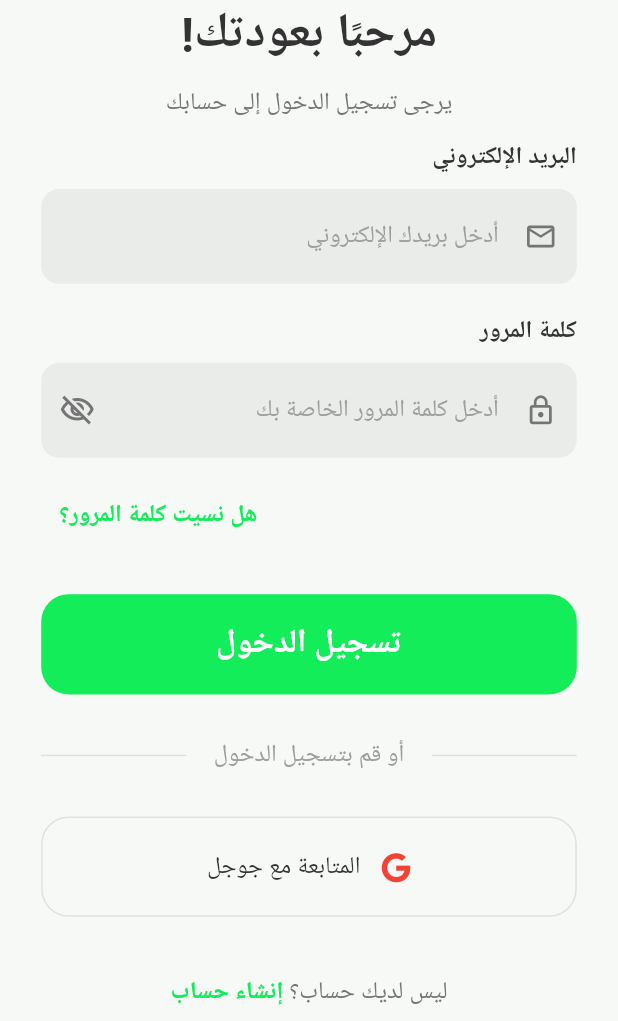
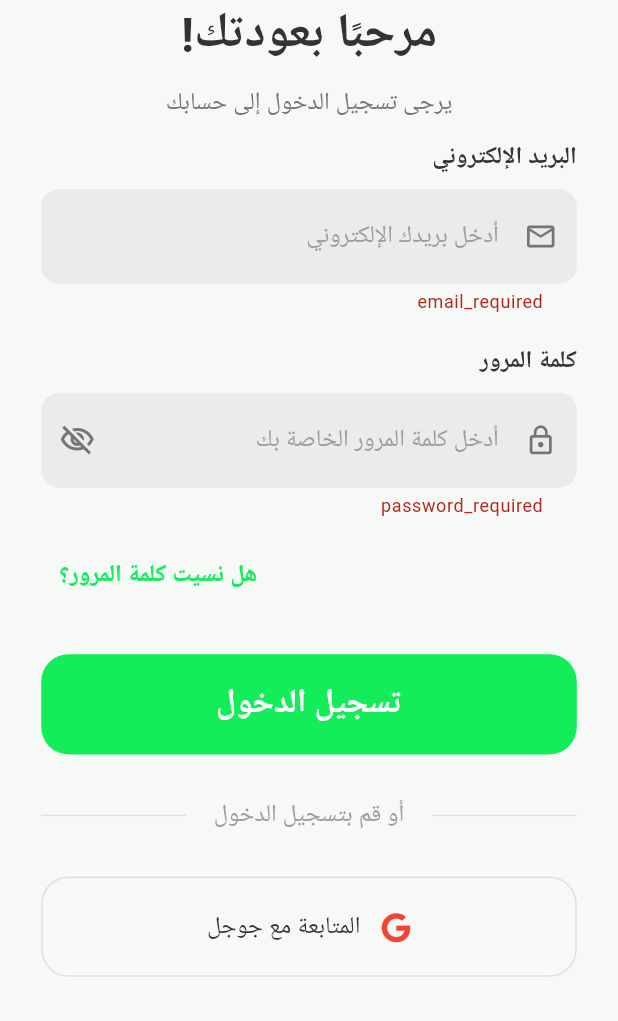
Before and after one commit to Ahmed4r/flosy, a Flutter app: the screen it shows after launch, after a tap on "تسجيل الدخول", on a phone screen of 412 x 824 dp, the part 215-1236 px from its top. Run offline on Flutter 3.47's test engine with Material 3 defaults, Android fonts, the phone set to English and light mode, and no system bars; our stand-ins replace bloc, easy_localization, firebase_auth, firebase_core, flutter_bloc, flutter_screenutil and 2 more; accounts and stored records are empty; Roboto replaces fonts that are missing (Cairo).

Commit message:
feat: Add validation for email and password fields in login screen

```diff
--- a/lib/features/auth/screens/login_screen.dart
+++ b/lib/features/auth/screens/login_screen.dart
@@ -71,6 +71,17 @@ class _LoginScreenState extends State<LoginScreen> {
                       hint: 'enter_your_email'.tr(),
                       prefixIcon: Icons.email_outlined,
                       keyboardType: TextInputType.emailAddress,
+                      validator: (value) {
+                        if (value == null || value.isEmpty) {
+                          return 'email_required'.tr();
+                        }
+                        if (!RegExp(
+                          r'^[\w-\.]+@([\w-]+\.)+[\w-]{2,4}$',
+                        ).hasMatch(value)) {
+                          return 'invalid_email'.tr();
+                        }
+                        return null;
+                      },
                     ),
                     SizedBox(height: 16.h),
 
@@ -84,6 +95,15 @@ class _LoginScreenState extends State<LoginScreen> {
                       obscured: obscured,
                       onToggleVisibility: () {
                         setState(() => obscured = !obscured);
+                      },
+                      validator: (value) {
+                        if (value == null || value.isEmpty) {
+                          return 'password_required'.tr();
+                        }
+                        if (value.length < 8) {
+                          return 'password_min_length'.tr();
+                        }
+                        return null;
                       },
                     ),
                     SizedBox(height: 12.h),
@@ -117,13 +137,44 @@ class _LoginScreenState extends State<LoginScreen> {
                     ),
                     SizedBox(height: 24.h),
 
-                    // Login Button
-                    _buildPrimaryButton(
-                      text: 'login'.tr(),
-                      isLoading: isLoading,
-                      onPressed: () {
-                        // Handle login
+                    // Login Button with BlocListener and BlocBuilder
+                    BlocListener<AuthCubitCubit, AuthCubitState>(
+                      listener: (context, state) {
+                        if (state is AuthCubitSuccess) {
+                          ScaffoldMessenger.of(context).showSnackBar(
+                            SnackBar(
+                              content: Text('login_success'.tr()),
+                              backgroundColor: Colors.green,
+                            ),
+                          );
+                          // Navigate to home or next screen
+                          // Navigator.pushReplacementNamed(context, '/home');
+                        }
+                        if (state is AuthCubitError) {
+                          ScaffoldMessenger.of(context).showSnackBar(
+                            SnackBar(
+                              content: Text(state.message),
+                              backgroundColor: Colors.red,
+                            ),
+                          );
+                        }
                       },
+                      child: BlocBuilder<AuthCubitCubit, AuthCubitState>(
+                        builder: (context, state) {
+                          return _buildPrimaryButton(
+                            text: 'login'.tr(),
+                            isLoading: state is AuthCubitLoading,
+                            onPressed: () {
+                              if (_formKey.currentState!.validate()) {
+                                context.read<AuthCubitCubit>().login(
+                                  emailController.text,
+                                  passwordController.text,
+                                );
+                              }
+                            },
+                          );
+                        },
+                      ),
                     ),
                     SizedBox(height: 24.h),
 
@@ -198,6 +249,7 @@ class _LoginScreenState extends State<LoginScreen> {
     bool isPassword = false,
     bool obscured = false,
     VoidCallback? onToggleVisibility,
+    String? Function(String?)? validator,
   }) {
     return Column(
       crossAxisAlignment: CrossAxisAlignment.start,
@@ -211,9 +263,21 @@ class _LoginScreenState extends State<LoginScreen> {
           controller: controller,
           keyboardType: keyboardType,
           obscureText: isPassword ? obscured : false,
+          validator: validator,
           decoration: InputDecoration(
             hintText: hint,
             prefixIcon: Icon(prefixIcon, color: Colors.grey[600], size: 22),
+            border: OutlineInputBorder(
+              borderRadius: BorderRadius.circular(12.r),
+            ),
+            enabledBorder: OutlineInputBorder(
+              borderRadius: BorderRadius.circular(12.r),
+              borderSide: BorderSide(color: Colors.grey[300]!),
+            ),
+            focusedBorder: OutlineInputBorder(
+              borderRadius: BorderRadius.circular(12.r),
+              borderSide: BorderSide(color: AppColors.colorButton, width: 2),
+            ),
             suffixIcon: isPassword
                 ? IconButton(
                     icon: Icon(
```
